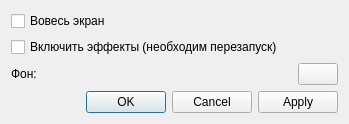
lynx-r1/Slavo-Arian-Calendar, file src/sakalendarapp/gui/ui/sakalendarsettingsdialog.ui: the form before one commit.
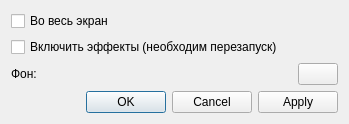
The form after the commit. Custom widgets are drawn as their Qt base class.

Diff of the .ui file:
```diff
--- a/src/sakalendarapp/gui/ui/sakalendarsettingsdialog.ui
+++ b/src/sakalendarapp/gui/ui/sakalendarsettingsdialog.ui
@@ -17,7 +17,7 @@
    <item>
     <widget class="QCheckBox" name="mFullScreenCheckBox">
      <property name="text">
-      <string>Вовесь экран</string>
+      <string>Во весь экран</string>
      </property>
     </widget>
    </item>
```
